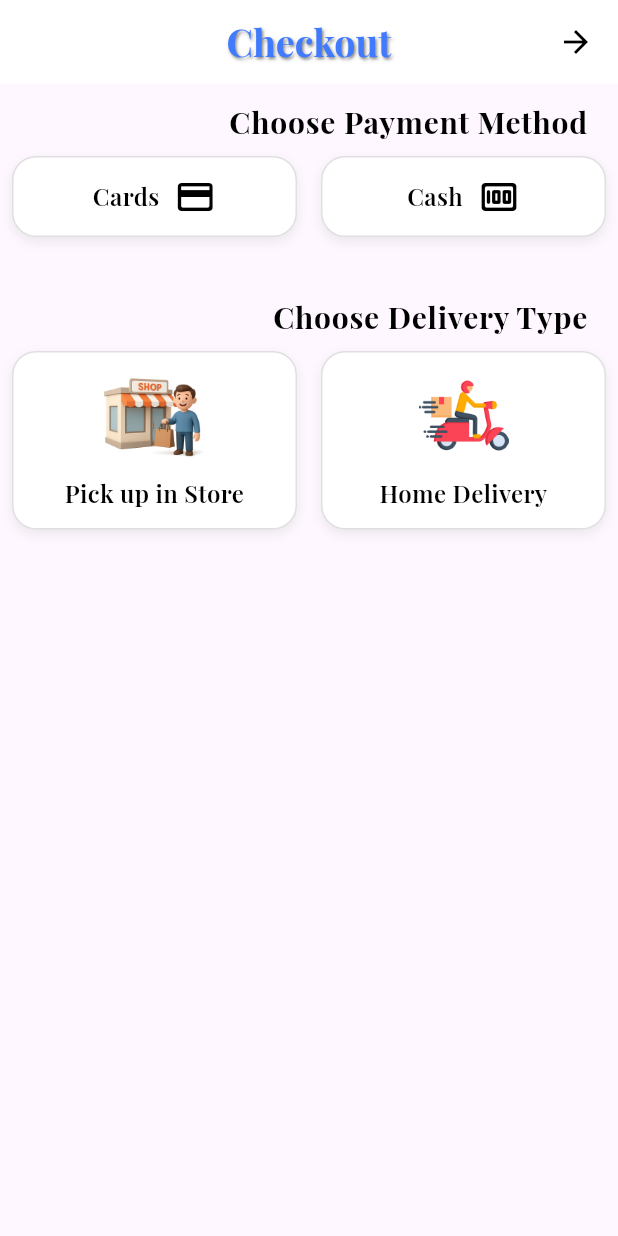
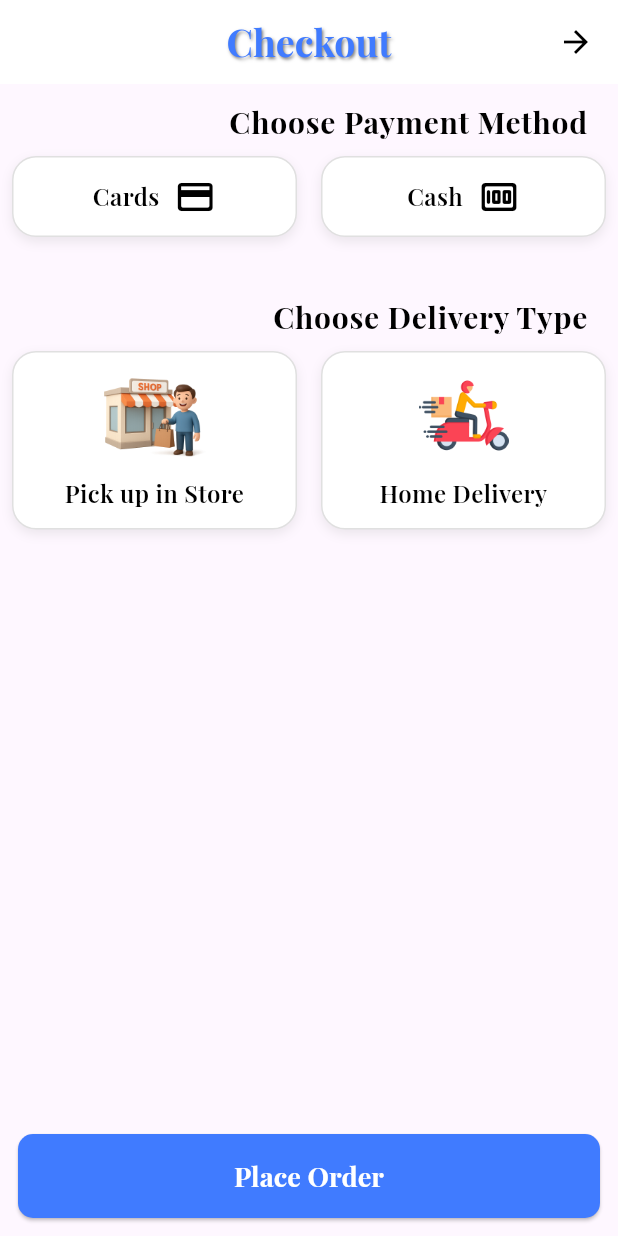
Before and after one commit to QShutta/e-commerce-don-khalid, a Flutter app: the CheckoutPage screen opened by its route, on a phone screen of 412 x 824 dp. Run offline on Flutter 3.47's test engine with Material 3 defaults, Android fonts, the light colour scheme and no system bars; our stand-ins replace cached_network_image, carousel_slider, dartz, firebase_core, firebase_messaging, flutter_map and 10 more; accounts and stored records are empty; statements that could not run were skipped; project files that could hold a hidden picture were left out.

Commit message:
before of 141

```diff
--- a/lib/app_link_api.dart
+++ b/lib/app_link_api.dart
@@ -48,4 +48,6 @@ class AppLinkApi {
   static const String viewAddress = "$serverUrl/address/view.php";
   //----------------------------coupon---------------------------------
   static const String getValidCoupon = "$serverUrl/cupon/checkcupon.php";
+  //---------------------------Checkout-------------------------
+  static const String addOrder = "$serverUrl/order/add_order.php";
 }
--- /dev/null
+++ b/lib/data/data_source/remote/checkout_data.dart
@@ -0,0 +1,42 @@
+import 'package:e_commerce_halfa/app_link_api.dart';
+import 'package:e_commerce_halfa/core/class/crud.dart';
+
+class CheckoutData {
+  Crud crud;
+  CheckoutData(this.crud);
+
+  Future addToOrder(
+    userId,
+    productPrice,
+    shipingPrice,
+    deliveryType,
+    paymentMethod,
+    orderAddress,
+    orderCoupon,
+  ) async {
+    var response = await crud.postData(AppLinkApi.addOrder, {
+      "order_user_id": userId,
+      "order_price": productPrice,
+      "order_shiping_price": shipingPrice,
+      //We have to spacify wither the user wil recive the product from the store
+      //or he want it to be delivered to his address.if he chose the delivery to his address
+      //the delivery type will be 0 else it will be 0
+      "order_delivery_type": deliveryType,
+      //The payment method could be "cash on delivery" or "credit card"
+      //if the user chose cash on delivery the payment method will be 0
+      //else it will be 1
+      "order_payment_method": paymentMethod,
+      //If the user chose the order to be diliverd to his address
+      //we will put the id of the address that he chose
+      //Becuase of the user may have more than one address:address of home,job,caffe...
+      //otherwise if he chose to recive the order from the store
+      //we will put 0
+      "order_address": orderAddress,
+      //If the user applied a coupon the coupon code id will be here
+      //otherwise if he didn't apply any coupon the value will be 0
+      "order_coupon": orderCoupon,
+    });
+
+    return response.fold((l) => l, (r) => r);
+  }
+}
--- a/lib/view/screens/checkout.dart
+++ b/lib/view/screens/checkout.dart
@@ -25,6 +25,33 @@ class _CheckoutPageState extends State<CheckoutPage> {
   @override
   Widget build(BuildContext context) {
     return Scaffold(
+      //دة عشان يخلي الزر قاعد في النص تحت  معناها
+      //: خليه في المنتصف تحت (متمركز أسفل الشاشة)، الـ BottomAppBar.
+      floatingActionButtonLocation: FloatingActionButtonLocation.centerDocked,
+      floatingActionButton: Container(
+        width: double.infinity,
+        padding: const EdgeInsets.all(12.0),
+        child: ElevatedButton(
+          onPressed: () {
+            checkoutController.addOrder();
+          },
+          style: ElevatedButton.styleFrom(
+            backgroundColor: AppColor.primaryColor,
+            shape: RoundedRectangleBorder(
+              borderRadius: BorderRadius.circular(10),
+            ),
+            padding: EdgeInsets.symmetric(vertical: 15),
+          ),
+          child: Text(
+            "Place Order",
+            style: TextStyle(
+              color: Colors.white,
+              fontWeight: FontWeight.bold,
+              fontSize: 18,
+            ),
+          ),
+        ),
+      ),
       appBar: CustomeAppBar(
         searchTextTitle: 'Checkout',
         textColor: AppColor.primaryColor,
@@ -98,10 +125,13 @@ class _CheckoutPageState extends State<CheckoutPage> {
                             //دة عشان نحدد العنصر الاحنا حاليا واقفين علية .
                             //طبعا هنا نحن استخدمنا اسلوب مختلف لية ؟عشان هنا عندنا  اكتر من عنصرين
                             final isSelected =
-                                controller.selectedAddress == index;
+                                controller.selectedAddressIndex == index;
                             return AddressItemCard(
                               onTap: () {
-                                controller.setSelectedAddress(index);
+                                controller.setSelectedAddress(
+                                  index,
+                                  address.addressId,
+                                );
                               },
                               isSelected: isSelected,
                               title: address.addressName,
```
Also changed, not shown: lib/controller/checkout_controller.dart (+115 -8 lines).
